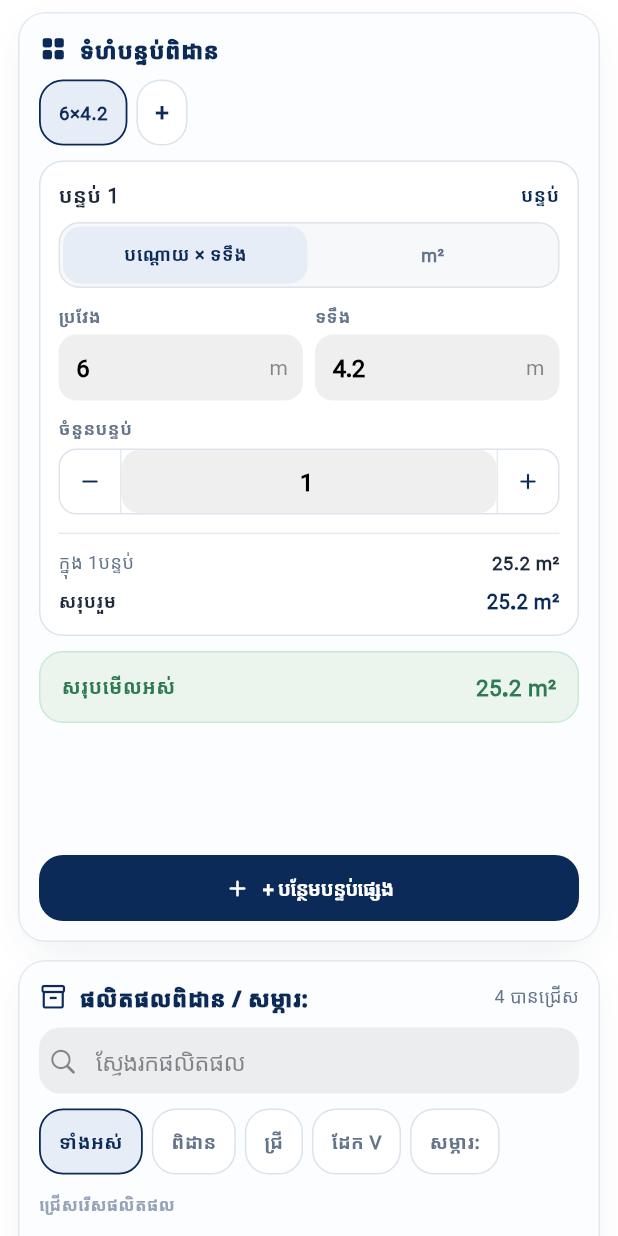
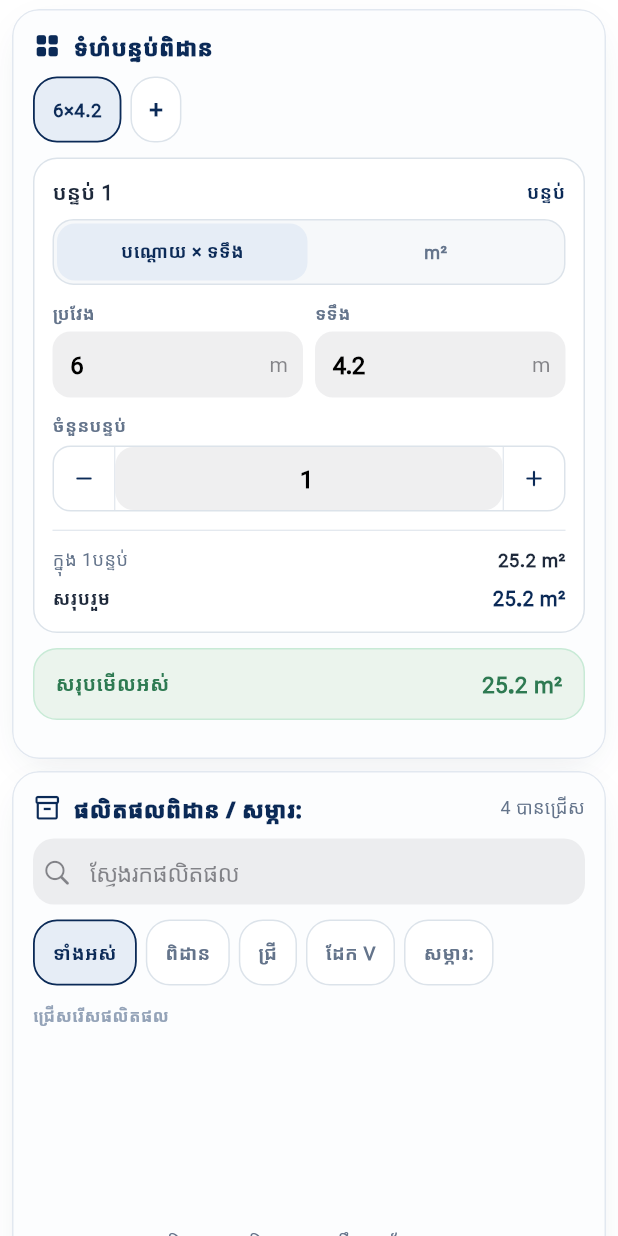
Before and after one commit to HoeunRaksa/MediaFlow, a Flutter app: the CeilingCalculatorScreen screen opened directly, on a phone screen of 412 x 824 dp. Run offline on Flutter 3.47's test engine with Material 3 defaults, Android fonts, the phone set to English and light mode, and no system bars; our stand-ins replace pdf, printing, web; missing offline and left inert: clipboard, dart:ffi, file_selector.

Commit message:
Compact mobile calculator workspace

```diff
--- a/lib/core/ios/iphone_design.dart
+++ b/lib/core/ios/iphone_design.dart
@@ -198,8 +198,14 @@ class _IPhoneShellState extends State<IPhoneShell> {
                   icon: Icon(CupertinoIcons.bubble_left_bubble_right),
                   label: 'ពិដាន',
                 ),
-                BottomNavigationBarItem(icon: Icon(CupertinoIcons.layers), label: 'PVC'),
-                BottomNavigationBarItem(icon: Icon(CupertinoIcons.cube_box), label: 'ផលិតផល'),
+                BottomNavigationBarItem(
+                  icon: Icon(CupertinoIcons.layers),
+                  label: 'PVC',
+                ),
+                BottomNavigationBarItem(
+                  icon: Icon(CupertinoIcons.cube_box),
+                  label: 'ផលិតផល',
+                ),
                 BottomNavigationBarItem(
                   icon: Icon(CupertinoIcons.ellipsis_circle),
                   label: 'បន្ថែម',
@@ -260,11 +266,17 @@ class IPhoneWorkspace extends StatefulWidget {
     this.footer,
     this.tabLabels,
     this.continuous = false,
+    this.mobilePanelHeights,
   });
   final List<Widget> panels;
   final Widget? footer;
   final List<String>? tabLabels;
   final bool continuous;
+
+  /// Fixed heights are only used to bound the nested lists inside each panel.
+  /// Callers can tune them per workspace while keeping the desktop layout
+  /// completely unchanged.
+  final List<double>? mobilePanelHeights;
   @override
   State<IPhoneWorkspace> createState() => _IPhoneWorkspaceState();
 }
@@ -275,14 +287,21 @@ class _IPhoneWorkspaceState extends State<IPhoneWorkspace> {
   Widget build(BuildContext context) => widget.continuous
       ? SingleChildScrollView(
           keyboardDismissBehavior: ScrollViewKeyboardDismissBehavior.onDrag,
-          padding: const EdgeInsets.fromLTRB(12, 8, 12, 24),
+          padding: const EdgeInsets.fromLTRB(8, 6, 8, 16),
           physics: const BouncingScrollPhysics(),
           child: Column(
             children: [
-              for (final panel in widget.panels)
+              for (var index = 0; index < widget.panels.length; index++)
                 Padding(
-                  padding: const EdgeInsets.only(bottom: 12),
-                  child: SizedBox(height: 620, child: panel),
+                  padding: const EdgeInsets.only(bottom: 8),
+                  child: SizedBox(
+                    height:
+                        widget.mobilePanelHeights != null &&
+                            index < widget.mobilePanelHeights!.length
+                        ? widget.mobilePanelHeights![index]
+                        : 620,
+                    child: widget.panels[index],
+                  ),
                 ),
               if (widget.footer != null) widget.footer!,
             ],
@@ -346,7 +365,8 @@ class _IPhoneWorkspaceState extends State<IPhoneWorkspace> {
               child: LayoutBuilder(
                 builder: (context, constraints) {
                   return SingleChildScrollView(
-              keyboardDismissBehavior: ScrollViewKeyboardDismissBehavior.onDrag,
+                    keyboardDismissBehavior:
+                        ScrollViewKeyboardDismissBehavior.onDrag,
                     physics: const BouncingScrollPhysics(
                       parent: AlwaysScrollableScrollPhysics(),
                     ),
@@ -357,7 +377,10 @@ class _IPhoneWorkspaceState extends State<IPhoneWorkspace> {
                           height: constraints.maxHeight < 640
                               ? 640
                               : constraints.maxHeight - 20,
-                    child: IndexedStack(index: _step, children: widget.panels),
+                          child: IndexedStack(
+                            index: _step,
+                            children: widget.panels,
+                          ),
                         ),
                         Padding(
                           padding: const EdgeInsets.only(top: 14),
@@ -366,9 +389,12 @@ class _IPhoneWorkspaceState extends State<IPhoneWorkspace> {
                               if (_step > 0)
                                 Expanded(
                                   child: CupertinoButton.tinted(
-                              padding: const EdgeInsets.symmetric(vertical: 10),
+                                    padding: const EdgeInsets.symmetric(
+                                      vertical: 10,
+                                    ),
                                     onPressed: () {
-                                FocusManager.instance.primaryFocus?.unfocus();
+                                      FocusManager.instance.primaryFocus
+                                          ?.unfocus();
                                       setState(() => _step--);
                                     },
                                     child: const Text('ត្រឡប់'),
@@ -379,9 +405,12 @@ class _IPhoneWorkspaceState extends State<IPhoneWorkspace> {
                               if (_step < widget.panels.length - 1)
                                 Expanded(
                                   child: CupertinoButton.filled(
-                              padding: const EdgeInsets.symmetric(vertical: 10),
+                                    padding: const EdgeInsets.symmetric(
+                                      vertical: 10,
+                                    ),
                                     onPressed: () {
-                                FocusManager.instance.primaryFocus?.unfocus();
+                                      FocusManager.instance.primaryFocus
+                                          ?.unfocus();
                                       setState(() => _step++);
                                     },
                                     child: const Text('បន្ទាប់'),
--- a/lib/features/ceiling_calculator/presentation/screens/ceiling_calculator_screen.dart
+++ b/lib/features/ceiling_calculator/presentation/screens/ceiling_calculator_screen.dart
@@ -282,6 +282,7 @@ class _CeilingCalculatorScreenState extends State<CeilingCalculatorScreen> {
           if (isIPhoneLayout(context)) {
             return IPhoneWorkspace(
               continuous: true,
+              mobilePanelHeights: const [500, 520, 600],
               panels: [
                 _measurementPanel(),
                 _productsPanel(state, products),
@@ -530,9 +531,10 @@ class _CeilingCalculatorScreenState extends State<CeilingCalculatorScreen> {
               ],
             ),
           ),
+          if (!isIPhoneLayout(context)) ...[
             Spacer(),
             SizedBox(
-            height: isIPhoneLayout(context) ? 44 : 42,
+              height: 42,
               child: AdaptiveActionButton.filledIcon(
                 key: ValueKey('ceiling-add-room-group'),
                 style: ElevatedButton.styleFrom(
@@ -563,6 +565,7 @@ class _CeilingCalculatorScreenState extends State<CeilingCalculatorScreen> {
                 ),
               ),
             ),
+          ],
         ],
       ),
     );
--- a/lib/features/measurement_calculator/presentation/screens/measurement_calculator_screen.dart
+++ b/lib/features/measurement_calculator/presentation/screens/measurement_calculator_screen.dart
@@ -113,6 +113,7 @@ class _MeasurementCalculatorScreenState
             return IPhoneWorkspace(
               panels: [_measurementPanel(), _productsPanel(), _resultPanel()],
               continuous: true,
+              mobilePanelHeights: const [500, 520, 600],
               tabLabels: [
                 'បន្ទប់',
                 'សម្ភារៈ (${_workspace.selections.length})',
@@ -318,6 +319,7 @@ class _MeasurementCalculatorScreenState
               emphasized: true,
             ),
           ),
+          if (!isIPhoneLayout(context)) ...[
             Spacer(),
             AdaptiveActionButton.outlinedIcon(
               key: ValueKey('workspace-add-room-group'),
@@ -325,6 +327,7 @@ class _MeasurementCalculatorScreenState
               icon: Icon(Icons.add_rounded, size: 18),
               label: Text('បន្ថែមទំហំផ្សេង'),
             ),
+          ],
         ],
       ),
     );
--- a/lib/features/pvc_quantity_calculator/presentation/screens/pvc_quantity_calculator_screen.dart
+++ b/lib/features/pvc_quantity_calculator/presentation/screens/pvc_quantity_calculator_screen.dart
@@ -110,6 +110,7 @@ class _PvcQuantityCalculatorScreenState
     if (isIPhoneLayout(context)) {
       return IPhoneWorkspace(
         continuous: true,
+        mobilePanelHeights: const [600, 520, 600],
         panels: [_measurementPanel(), _productsPanel(), _resultsPanel()],
       );
     }
```
Lines whose indentation alone changed are shown as unchanged.
